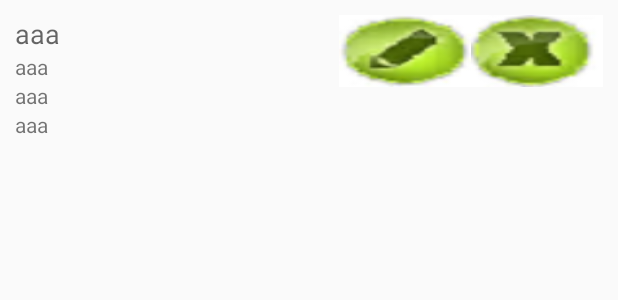
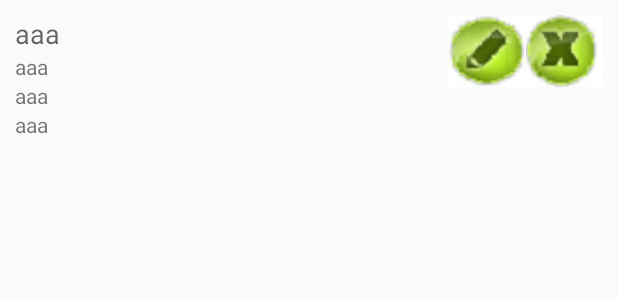
Before and after one commit to shahdinesh/formHandling-Andorid, an Android app: the layout user_list.xml on its own in the app's theme, with its tools: preview values and no code run, on a phone screen of 412 x 824 dp. Shown: the top 300 px of the screen. Run offline under Robolectric (Android 15) with nearby library versions, the phone set to English and light mode, and no system bars.

Commit message:
crud completed

```diff
--- a/app/src/main/res/layout/user_list.xml
+++ b/app/src/main/res/layout/user_list.xml
@@ -40,11 +40,11 @@
         android:orientation="horizontal"
         android:layout_alignParentRight="true" >
         <Button android:id="@+id/edit"
-            android:layout_width="wrap_content"
+            android:layout_width="52dp"
             android:layout_height="wrap_content"
             android:background="@drawable/edit" />
         <Button android:id="@+id/delete"
-            android:layout_width="wrap_content"
+            android:layout_width="51dp"
             android:layout_height="wrap_content"
             android:background="@drawable/delete" />
     </LinearLayout>
```
